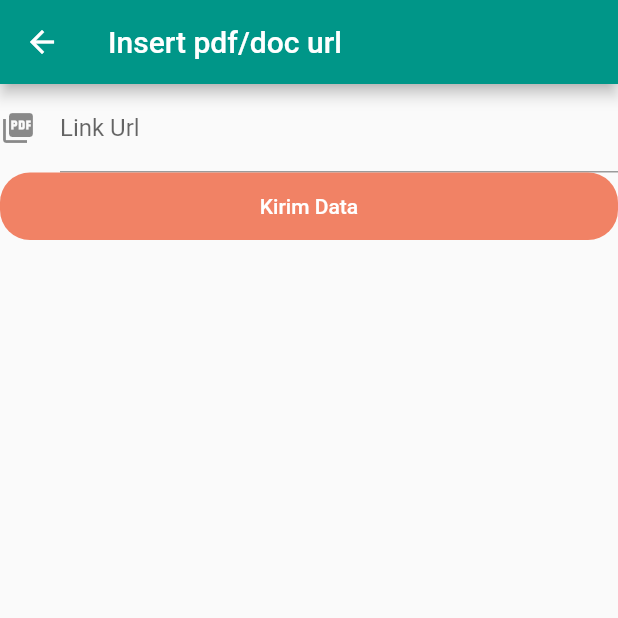
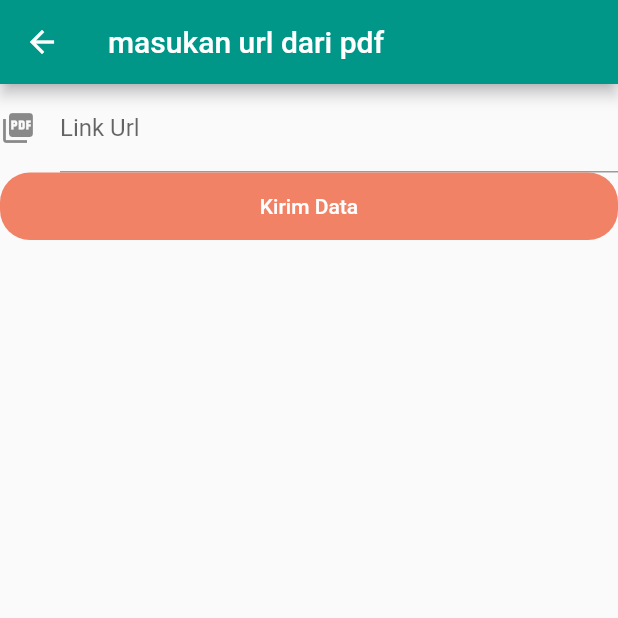
Before and after one commit to farrellmochammad/mobilefinancialsupplychain, a Flutter app: the DetailScreen screen opened directly with empty values, after a tap on the "add" icon, on a phone screen of 412 x 824 dp, the top half of it. Run offline on Flutter 3.47's test engine with Material 2 defaults, Android fonts, the phone set to English and light mode, and no system bars; our stand-ins replace flutter_login, flutter_secure_storage; missing offline and left inert: advance_pdf_viewer; accounts and stored records are empty; network calls fail; Roboto replaces fonts that are missing (NotoSans, OpenSans).

Commit message:
Add new component and adjust all page to use component

```diff
--- /dev/null
+++ b/lib/Component/appbar.dart
@@ -0,0 +1,13 @@
+import 'package:flutter/material.dart';
+
+
+class AppBarComponent {
+
+  static AppBar CreateAppBar(String title){
+    return AppBar(
+      backgroundColor: const Color(0xFF009688),
+      title: Text(title),
+    );
+  }
+
+}
--- a/lib/Component/dialog.dart
+++ b/lib/Component/dialog.dart
@@ -2,6 +2,7 @@ import 'package:flutter/material.dart';
 
 
 class AlertComponent {
+
   AlertDialog CreateAlertDialog(BuildContext context, String message){
     return AlertDialog(
       title: const Text('Insert Status'),
--- a/lib/Pdfviewer_screen.dart
+++ b/lib/Pdfviewer_screen.dart
@@ -1,5 +1,7 @@
 import 'package:flutter/material.dart';
 import 'package:advance_pdf_viewer/advance_pdf_viewer.dart';
+import 'Component/dialog.dart';
+import 'Component/appbar.dart';
 
 
 class PdfViewer extends StatefulWidget {
@@ -30,9 +32,7 @@ class _PdfViewer extends State<PdfViewer> {
   @override
   Widget build(BuildContext context) {
     return Scaffold(
-      appBar: AppBar(
-        title: const Text('FlutterPluginPDFViewer'),
-      ),
+      appBar: AppBarComponent.CreateAppBar("Halaman melihat pdf "),
       body: Center(
         child: FutureBuilder<PDFDocument>(
           future: loadDocument(),
--- a/lib/approverlist_analysis_screen.dart
+++ b/lib/approverlist_analysis_screen.dart
@@ -4,6 +4,7 @@ import 'package:http/http.dart' as http;
 import 'package:flutter_secure_storage/flutter_secure_storage.dart';
 
 import 'Component/dialog.dart';
+import 'Component/appbar.dart';
 
 final storage = const FlutterSecureStorage();
 
@@ -185,11 +186,8 @@ class DetailScreen extends StatelessWidget {
   Widget build(BuildContext context) {
     // Use the Todo to create the UI.
     return Scaffold(
-      appBar: AppBar(
-        title: Text("Details of " + nik),
-        backgroundColor: const Color(0xFF009688),
-      ),
-      body: Padding(
+        appBar: AppBarComponent.CreateAppBar("Details of nik " + nik),
+        body: Padding(
         padding: const EdgeInsets.all(16.0),
         child: Container(
           child: FutureBuilder<List<dynamic>>(
@@ -237,10 +235,7 @@ class FileInput extends StatelessWidget {
   @override
   Widget build(BuildContext context) {
     return Scaffold(
-      appBar: AppBar(
-        title: Text("Insert pdf/doc url"),
-        backgroundColor: const Color(0xFF009688),
-      ),
+      appBar: AppBarComponent.CreateAppBar("masukan url dari pdf"),
       body: FileInputForm(nik: this.nik),
     );
   }
--- a/lib/funding_funder_screen.dart
+++ b/lib/funding_funder_screen.dart
@@ -4,6 +4,7 @@ import 'package:http/http.dart' as http;
 import 'package:flutter_secure_storage/flutter_secure_storage.dart';
 
 import 'Component/dialog.dart';
+import 'Component/appbar.dart';
 
 final storage = const FlutterSecureStorage();
 
@@ -185,10 +186,7 @@ class DetailScreen extends StatelessWidget {
   Widget build(BuildContext context) {
     // Use the Todo to create the UI.
     return Scaffold(
-      appBar: AppBar(
-        title: Text("Details of bla bla " + nik),
-        backgroundColor: const Color(0xFF009688),
-      ),
+        appBar: AppBarComponent.CreateAppBar("Details of " + nik),
       body: Padding(
         padding: const EdgeInsets.all(16.0),
         child: Container(
@@ -233,10 +231,7 @@ class FileInput extends StatelessWidget {
   @override
   Widget build(BuildContext context) {
     return Scaffold(
-      appBar: AppBar(
-        title: Text("Insert pdf/doc url"),
-        backgroundColor: const Color(0xFF009688),
-      ),
+      appBar: AppBarComponent.CreateAppBar("Masukan link dari pdf "),
       body: FileInputForm(),
     );
   }
```
Also changed, not shown: lib/approverlist_funder_screen.dart (+3 -8 lines), lib/approverlist_screen.dart (+12 -4 lines), lib/dashboard_screen.dart (+4 -12 lines), lib/farmer_input.dart (+4 -5 lines), lib/monitoring_screen.dart (+7 -15 lines).
